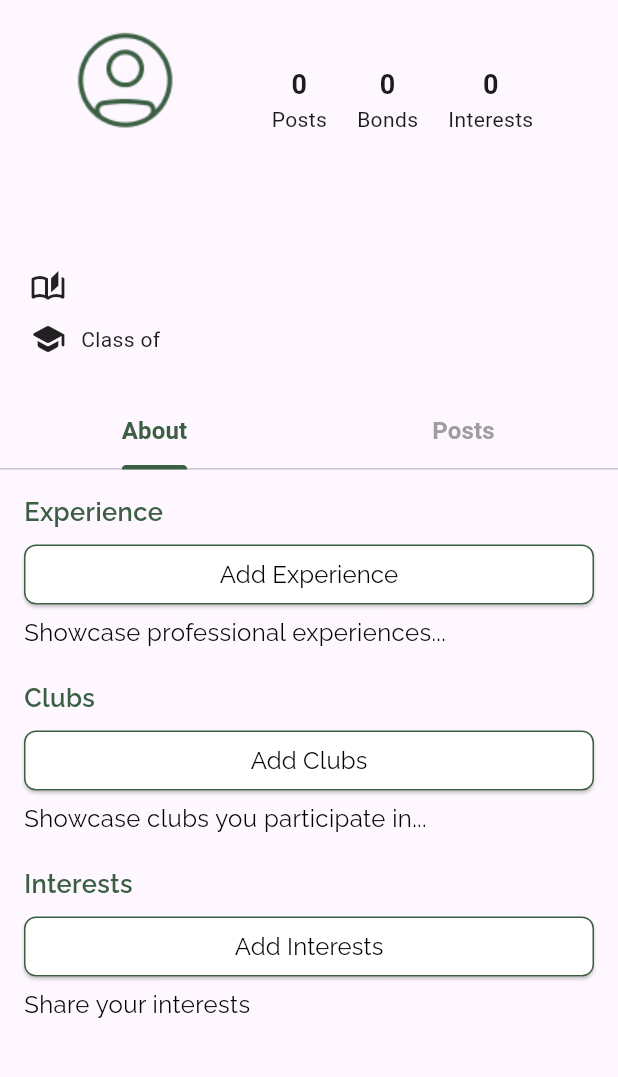
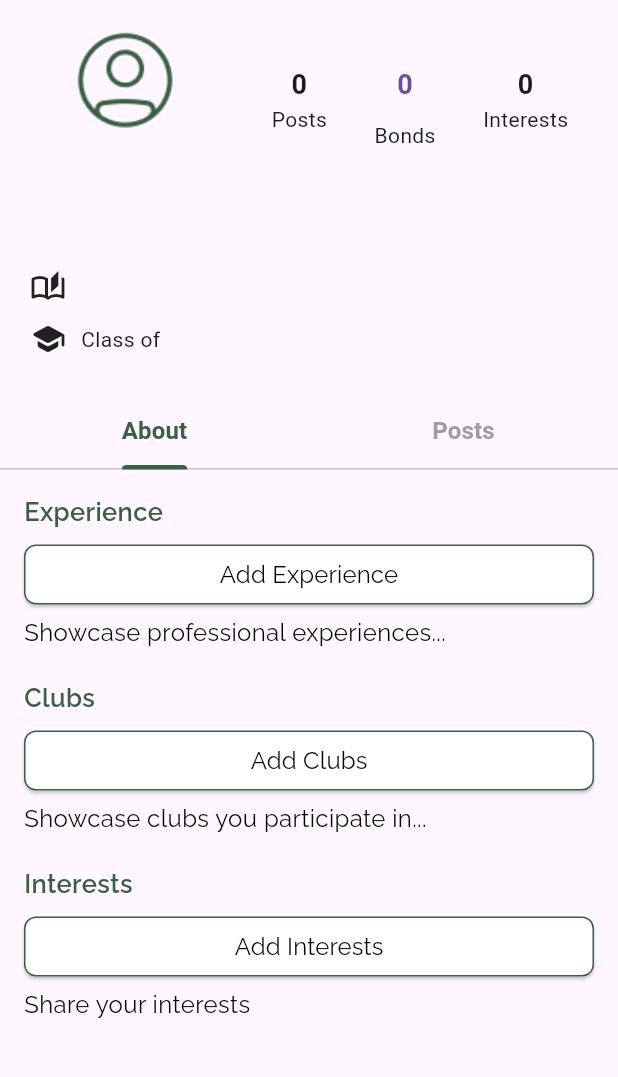
Before and after one commit to BroncoBond/Bronco-Bond, a Flutter app: the UserProfile screen opened directly with empty values, on a phone screen of 412 x 824 dp, the part 84-1161 px from its top. Run offline on Flutter 3.47's test engine with Material 3 defaults, Android fonts, the light colour scheme and no system bars; our stand-ins replace google_fonts, jwt_decoder, shared_preferences; accounts and stored records are empty; generated files the repository leaves out were written again; network calls fail; statements that could not run were skipped.

Commit message:
renamed files for consistent naming & following dart naming conventions

```diff
--- a/lib/src/screens/verification.dart
+++ b/lib/src/screens/friends_list_page.dart
@@ -1,9 +1,9 @@
-import 'package:bronco_bond/src/screens/signin.dart';
+import 'package:bronco_bond/src/screens/sign_in_page.dart';
 import 'package:flutter/material.dart';
 
 /// Displays detailed information about a SampleItem.
-class VerificationPage extends StatelessWidget {
-  const VerificationPage({super.key});
+class FriendsListPage extends StatelessWidget {
+  const FriendsListPage({super.key});
 
   @override
   Widget build(BuildContext context) {
--- a/lib/src/screens/interests.dart
+++ b/lib/src/screens/interests_page.dart
@@ -1,5 +1,5 @@
-import 'package:bronco_bond/src/screens/login.dart';
-import 'package:bronco_bond/src/screens/userInfo.dart';
+import 'package:bronco_bond/src/screens/login_page.dart';
+import 'package:bronco_bond/src/screens/user_info_page.dart';
 import 'package:flutter/material.dart';
 import 'package:google_fonts/google_fonts.dart';
 
--- a/lib/src/screens/login.dart
+++ b/lib/src/screens/login_page.dart
@@ -1,9 +1,9 @@
-import 'package:bronco_bond/src/screens/forgotpassword.dart';
-import 'package:bronco_bond/src/screens/register.dart';
+import 'package:bronco_bond/src/screens/forgot_password.dart';
+import 'package:bronco_bond/src/screens/registration_page.dart';
 import 'package:flutter/material.dart';
 import 'package:google_fonts/google_fonts.dart';
 import 'dart:convert';
-import 'package:bronco_bond/src/screens/navbar.dart';
+import 'package:bronco_bond/src/screens/nav_bar.dart';
 import 'package:shared_preferences/shared_preferences.dart';
 import 'package:http/http.dart' as http;
 import 'package:jwt_decoder/jwt_decoder.dart';
--- a/lib/src/screens/navbar.dart
+++ b/lib/src/screens/nav_bar.dart
@@ -1,9 +1,9 @@
 import 'package:flutter/material.dart';
-import 'package:bronco_bond/src/screens/searchpage.dart';
-import 'package:bronco_bond/src/screens/homepage.dart';
+import 'package:bronco_bond/src/screens/search_page.dart';
+import 'package:bronco_bond/src/screens/home_page.dart';
 import 'package:bronco_bond/src/screens/chat.dart';
 import 'package:bronco_bond/src/screens/events.dart';
-import 'package:bronco_bond/src/screens/userprofile.dart';
+import 'package:bronco_bond/src/screens/user_profile_page.dart';
 
 class BottomNavBar extends StatefulWidget {
   final String token;
--- a/lib/src/screens/register.dart
+++ b/lib/src/screens/registration_page.dart
@@ -1,4 +1,4 @@
-import 'package:bronco_bond/src/screens/userInfo.dart';
+import 'package:bronco_bond/src/screens/user_info_page.dart';
 import 'package:flutter/material.dart';
 import 'package:google_fonts/google_fonts.dart';
 import 'dart:convert';
--- a/lib/src/screens/searchpage.dart
+++ b/lib/src/screens/search_page.dart
@@ -1,8 +1,8 @@
-import 'package:bronco_bond/src/screens/userprofile.dart';
+import 'package:bronco_bond/src/screens/user_profile_page.dart';
 import 'package:flutter/material.dart';
 import 'package:jwt_decoder/jwt_decoder.dart';
 import 'package:google_fonts/google_fonts.dart';
-import 'package:bronco_bond/src/screens/login.dart';
+import 'package:bronco_bond/src/screens/login_page.dart';
 import 'package:http/http.dart' as http;
 import 'dart:convert';
 import 'package:bronco_bond/src/config.dart';
--- a/lib/src/screens/settingspage.dart
+++ b/lib/src/screens/settings_page.dart
@@ -1,4 +1,4 @@
-import 'package:bronco_bond/src/screens/login.dart';
+import 'package:bronco_bond/src/screens/login_page.dart';
 import 'package:flutter/material.dart';
 import 'package:google_fonts/google_fonts.dart';
 import 'dart:convert';
--- a/lib/src/screens/signin.dart
+++ b/lib/src/screens/sign_in_page.dart
@@ -1,4 +1,4 @@
-import 'package:bronco_bond/src/screens/login.dart';
+import 'package:bronco_bond/src/screens/login_page.dart';
 import 'package:flutter/material.dart';
 import 'package:google_fonts/google_fonts.dart';
 
--- a/lib/src/screens/userInfo.dart
+++ b/lib/src/screens/user_info_page.dart
@@ -1,7 +1,7 @@
 import 'dart:convert';
 import 'package:bronco_bond/src/config.dart';
 import 'package:http/http.dart' as http;
-import 'package:bronco_bond/src/screens/interests.dart';
+import 'package:bronco_bond/src/screens/interests_page.dart';
 import 'package:flutter/material.dart';
 import 'package:google_fonts/google_fonts.dart';
 
--- a/lib/src/screens/userprofile.dart
+++ b/lib/src/screens/user_profile_page.dart
@@ -1,4 +1,5 @@
-import 'package:bronco_bond/src/screens/settingspage.dart';
+import 'package:bronco_bond/src/screens/settings_page.dart';
+import 'package:bronco_bond/src/screens/friends_list_page.dart';
 import 'package:flutter/material.dart';
 import 'package:google_fonts/google_fonts.dart';
 import 'package:jwt_decoder/jwt_decoder.dart';
@@ -411,6 +412,30 @@ class UserProfileState extends State<UserProfile>
   }
 
   Widget buildStatColumn(String label, int value) {
+    if (label == 'Bonds') {
+      return Column(
+        children: [
+          TextButton(
+            onPressed: () {
+              Navigator.push(
+                context,
+                MaterialPageRoute(
+                  builder: (context) => FriendsListPage(),
+                ),
+              );
+            },
+            child: Text(
+              value.toString(),
+              style: TextStyle(
+                fontSize: 18,
+                fontWeight: FontWeight.bold,
+              ),
+            ),
+          ),
+          Text(label),
+        ],
+      );
+    } else {
       return Column(
         children: [
           Text(
@@ -423,6 +448,7 @@ class UserProfileState extends State<UserProfile>
           Text(label),
         ],
       );
+    }
   }
 
   @override
```
Also changed, not shown: lib/src/screens/verification_page.dart (added, +33 -0 lines), lib/src/screens/forgot_password.dart (renamed from lib/src/screens/forgotpassword.dart), lib/src/screens/home_page.dart (renamed from lib/src/screens/homepage.dart). Lines whose indentation alone changed are shown as unchanged.
